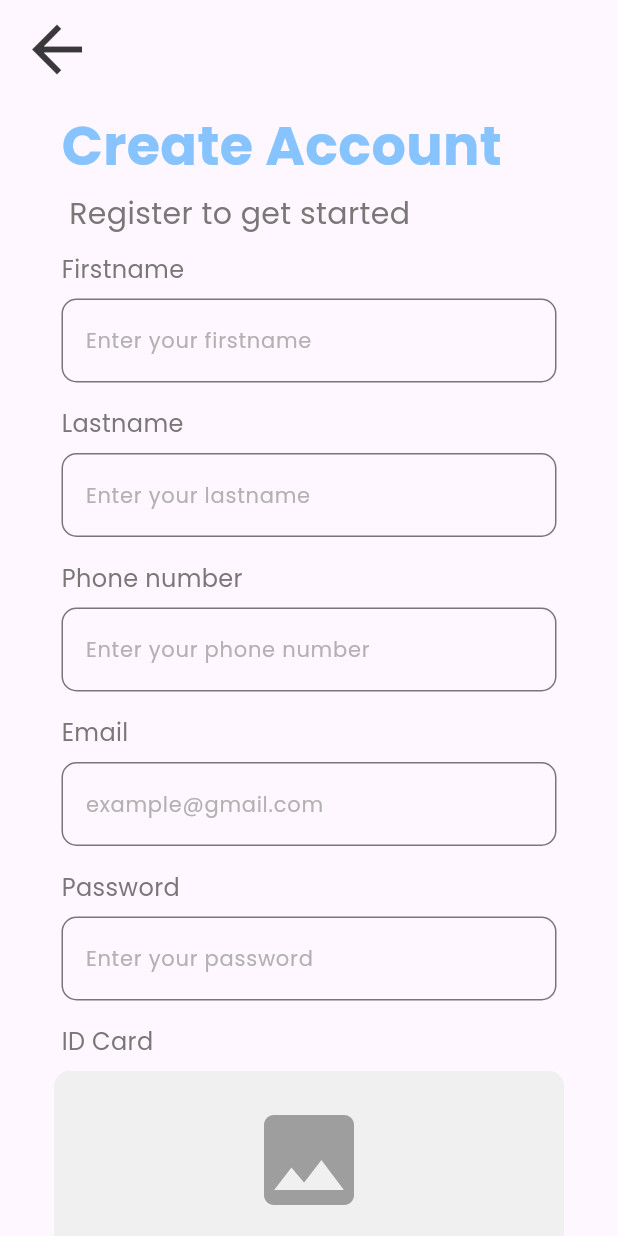
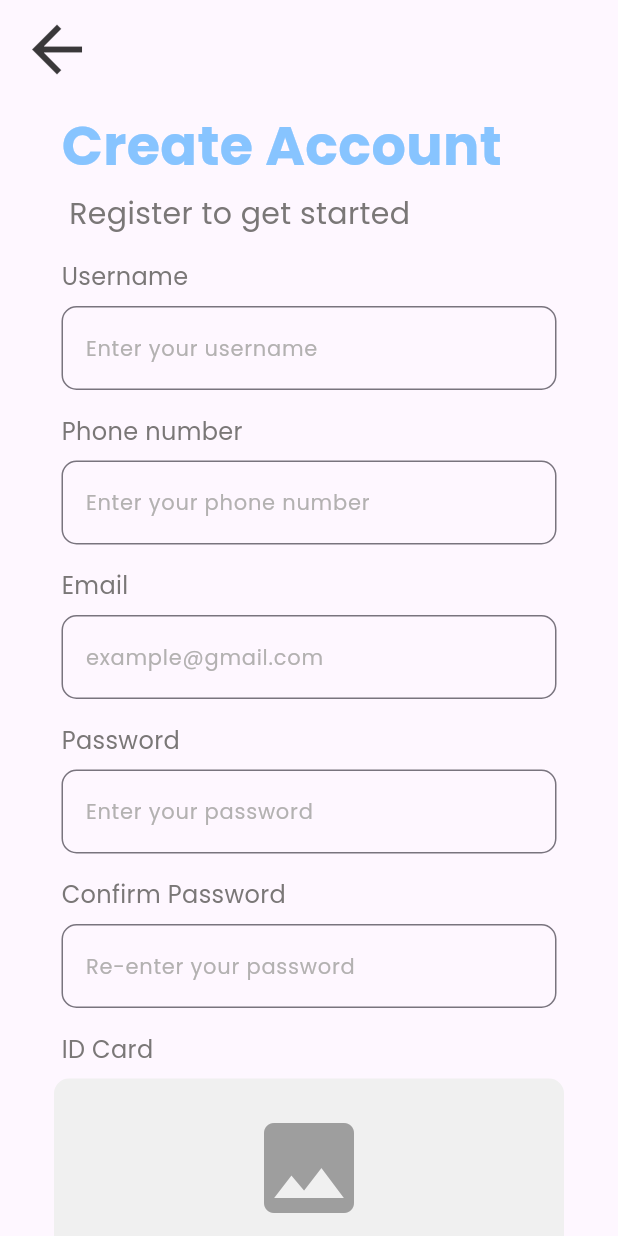
Before and after one commit to Kamila3820/HOCA_frontend, a Flutter app: the SignUpPage screen opened directly, on a phone screen of 412 x 824 dp. Run offline on Flutter 3.47's test engine with Material 3 defaults, Android fonts, the phone set to English and light mode, and no system bars; our stand-ins replace dio, flutter_dotenv, font_awesome_flutter, geocoding, google_fonts, google_maps_flutter and 5 more; missing offline and left inert: flutter_platform_alert; accounts and stored records are empty; generated files the repository leaves out were written again.

Commit message:
- Integrate register

```diff
--- a/hoca_frontend/lib/components/register/TextFormFieldSection.dart
+++ b/hoca_frontend/lib/components/register/TextFormFieldSection.dart
@@ -9,6 +9,7 @@ class TextFormFieldSection extends StatelessWidget {
   final TextInputType? keyboardType;
   final List<TextInputFormatter>? inputFormatters;
   final String? Function(String?)? validator;
+  final TextEditingController? controller; // Added controller
 
   const TextFormFieldSection({
     Key? key,
@@ -18,6 +19,7 @@ class TextFormFieldSection extends StatelessWidget {
     this.keyboardType,
     this.inputFormatters,
     this.validator,
+    this.controller, // Accept the controller as a parameter
   }) : super(key: key);
 
   @override
@@ -38,6 +40,7 @@ class TextFormFieldSection extends StatelessWidget {
           ),
           const SizedBox(height: 8),
           TextFormField(
+            controller: controller, // Set the controller for the TextFormField
             obscureText: obscureText,
             keyboardType: keyboardType,
             inputFormatters: inputFormatters,
--- a/hoca_frontend/lib/pages/register.dart
+++ b/hoca_frontend/lib/pages/register.dart
@@ -1,13 +1,14 @@
 import 'dart:io';
 
+import 'package:dio/dio.dart';
 import 'package:flutter/material.dart';
 import 'package:flutter/services.dart';
 import 'package:google_fonts/google_fonts.dart';
+import 'package:hoca_frontend/classes/caller.dart';
+import 'package:hoca_frontend/pages/login.dart';
 import 'package:image_picker/image_picker.dart';
 
 import '../components/register/register_components.dart';
-
-
 
 class SignUpPage extends StatefulWidget {
   const SignUpPage({super.key});
@@ -20,6 +21,11 @@ class _SignUpPageState extends State<SignUpPage> {
   File? _image;
   final ImagePicker _picker = ImagePicker();
   final GlobalKey<FormState> _formKey = GlobalKey<FormState>();
+  final TextEditingController _username = TextEditingController();
+  final TextEditingController _password = TextEditingController();
+  final TextEditingController _confirmPassword = TextEditingController();
+  final TextEditingController _email = TextEditingController();
+  final TextEditingController _phoneNumber = TextEditingController();
   bool _imageSelected = false;
   bool _termsAccepted = false;
 
@@ -43,17 +49,46 @@ class _SignUpPageState extends State<SignUpPage> {
             backgroundColor: Colors.red,
           ),
         );
-      } else {
+      } else if (_password.text != _confirmPassword.text) {
         ScaffoldMessenger.of(context).showSnackBar(
           const SnackBar(
-            content: Text('Account Created!'),
-            backgroundColor: Colors.green,
+            content: Text('Passwords do not match.'),
+            backgroundColor: Colors.red,
           ),
         );
-        Future.delayed(const Duration(seconds: 1), () {
-          Navigator.pop(context);
+      } else {
+        callRegister();
+      }
+    }
+  }
+
+  void callRegister() async {
+    try {
+      // Prepare image file if selected
+      MultipartFile? imageFile;
+      if (_image != null) {
+        imageFile = await MultipartFile.fromFile(_image!.path);
+      }
+
+      FormData formData = FormData.fromMap({
+        "username": _username.text,
+        "password": _password.text,
+        "confirmPassword": _confirmPassword.text,
+        "email": _email.text,
+        "phone_number": _phoneNumber.text,
+        "file": imageFile,
       });
-      }
+
+      await Caller.dio.post("/v1/account/register", data: formData);
+
+      // Navigate to login page after successful registration
+      Navigator.pushReplacement(
+        context,
+        MaterialPageRoute(builder: (context) => const LoginPage()),
+      );
+    } on DioException catch (error) {
+      // Handle error
+      Caller.handle(context, error);
     }
   }
 
@@ -107,20 +142,21 @@ class _SignUpPageState extends State<SignUpPage> {
                   ),
                 ),
               ),
-              const SizedBox(height: 11),
-              const TextFormFieldSection(
-                label: "Firstname",
-                hintText: "Enter your firstname",
-                validator: Validators.validateName,
-              ),
               const SizedBox(height: 16),
-              const TextFormFieldSection(
-                label: "Lastname",
-                hintText: "Enter your lastname",
-                validator: Validators.validateName,
+              TextFormFieldSection(
+                controller: _username,
+                label: "Username",
+                hintText: "Enter your username",
+                validator: (value) {
+                  if (value == null || value.isEmpty) {
+                    return 'Username is required';
+                  }
+                  return null;
+                },
               ),
               const SizedBox(height: 16),
               TextFormFieldSection(
+                controller: _phoneNumber,
                 label: "Phone number",
                 hintText: "Enter your phone number",
                 keyboardType: TextInputType.phone,
@@ -128,21 +164,51 @@ class _SignUpPageState extends State<SignUpPage> {
                   FilteringTextInputFormatter.digitsOnly,
                   LengthLimitingTextInputFormatter(10),
                 ],
-                validator: Validators.validatePhoneNumber,
+                validator: (value) {
+                  if (value == null || value.isEmpty) {
+                    return 'Phone number is required';
+                  }
+                  return null;
+                },
               ),
               const SizedBox(height: 16),
-              const TextFormFieldSection(
+              TextFormFieldSection(
+                controller: _email,
                 label: "Email",
                 hintText: "example@gmail.com",
                 keyboardType: TextInputType.emailAddress,
-                validator: Validators.validateEmail,
+                validator: (value) {
+                  if (value == null || value.isEmpty) {
+                    return 'Email is required';
+                  }
+                  return null;
+                },
               ),
               const SizedBox(height: 16),
-              const TextFormFieldSection(
+              TextFormFieldSection(
+                controller: _password,
                 label: "Password",
                 hintText: "Enter your password",
                 obscureText: true,
-                validator: Validators.validatePassword,
+                validator: (value) {
+                  if (value == null || value.isEmpty) {
+                    return 'Password is required';
+                  }
+                  return null;
+                },
+              ),
+              const SizedBox(height: 16),
+              TextFormFieldSection(
+                controller: _confirmPassword,
+                label: "Confirm Password",
+                hintText: "Re-enter your password",
+                obscureText: true,
+                validator: (value) {
+                  if (value == null || value.isEmpty) {
+                    return 'Please confirm your password';
+                  }
+                  return null;
+                },
               ),
               const SizedBox(height: 16),
               Padding(
@@ -232,7 +298,7 @@ class _SignUpPageState extends State<SignUpPage> {
               ),
               const SizedBox(height: 16),
              Padding(
-                padding: const EdgeInsets.symmetric(horizontal: 25.0),
+                  padding: const EdgeInsets.symmetric(horizontal: 16.0),
                   child: Column(
                     crossAxisAlignment: CrossAxisAlignment.start,
                     children: [
@@ -240,19 +306,18 @@ class _SignUpPageState extends State<SignUpPage> {
                         children: [
                           Checkbox(
                             value: _termsAccepted,
-                          onChanged: (bool? value) {
+                            onChanged: (value) {
                               setState(() {
                                 _termsAccepted = value!;
                               });
                             },
-                          activeColor: const Color(0xFF87C4FF),
                           ),
-                        Expanded(
+                          Flexible(
                             child: Text(
-                            "I agree to the terms and conditions",
+                              "I agree to the Terms and Conditions",
                               style: GoogleFonts.poppins(
                                 textStyle: const TextStyle(
-                                fontSize: 14,
+                                  fontSize: 12,
                                   color: Color(0xFF7A7777),
                                 ),
                               ),
@@ -263,10 +328,14 @@ class _SignUpPageState extends State<SignUpPage> {
                       Padding(
                         padding: const EdgeInsets.only(left: 50.0),
                         child: GestureDetector(
-                        onTap: () => showDialog(
+                          onTap: () {
+                            showDialog(
                               context: context,
-                          builder: (BuildContext context) => const TermsAndConditionsDialog(),
-                        ),
+                              builder: (BuildContext context) {
+                                return const TermsAndConditionsDialog();
+                              },
+                            );
+                          },
                           child: Text(
                             "Read more",
                             style: GoogleFonts.poppins(
@@ -282,31 +351,34 @@ class _SignUpPageState extends State<SignUpPage> {
                     ],
                   ),
                 ),
-              const SizedBox(height: 24),
-              Center(
+
+              const SizedBox(height: 8),
+              Padding(
+                padding: const EdgeInsets.only(left: 16.0, right: 16.0),
                 child: SizedBox(
-                  width: 345,
+                  width: double.infinity,
+                  height: 50,
                   child: ElevatedButton(
+                    onPressed: _termsAccepted ? _validateForm : null,
                     style: ElevatedButton.styleFrom(
-                      backgroundColor: _termsAccepted ? const Color(0xFF87C4FF) : Colors.grey,
-                      padding: const EdgeInsets.symmetric(vertical: 15),
+                      backgroundColor: const Color(0xFF87C4FF),
                       shape: RoundedRectangleBorder(
                         borderRadius: BorderRadius.circular(10),
                       ),
                     ),
-                    onPressed: _termsAccepted ? _validateForm : null,
                     child: Text(
-                      'Sign Up',
+                      "Create Account",
                       style: GoogleFonts.poppins(
-                        textStyle: TextStyle(
-                          fontSize: 18,
-                          color: _termsAccepted ? Colors.white : Colors.black54,
+                        textStyle: const TextStyle(
+                          fontSize: 16,
+                          color: Colors.white,
                         ),
                       ),
                     ),
                   ),
                 ),
               ),
+              const SizedBox(height: 10),
             ],
           ),
         ),
```
Lines whose indentation alone changed are shown as unchanged.
